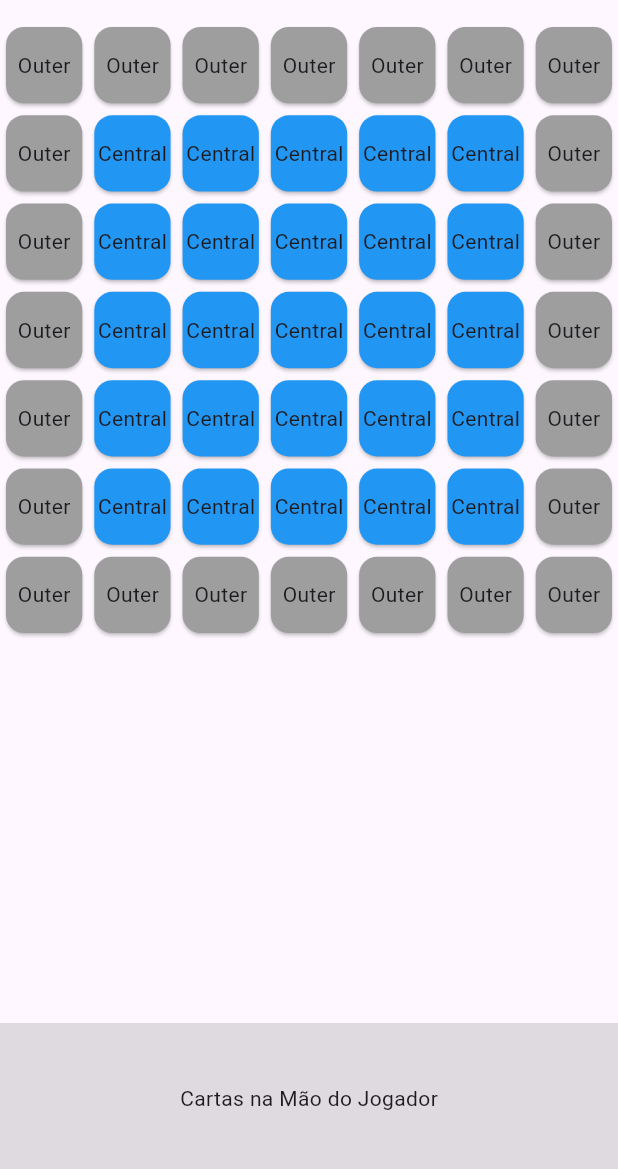
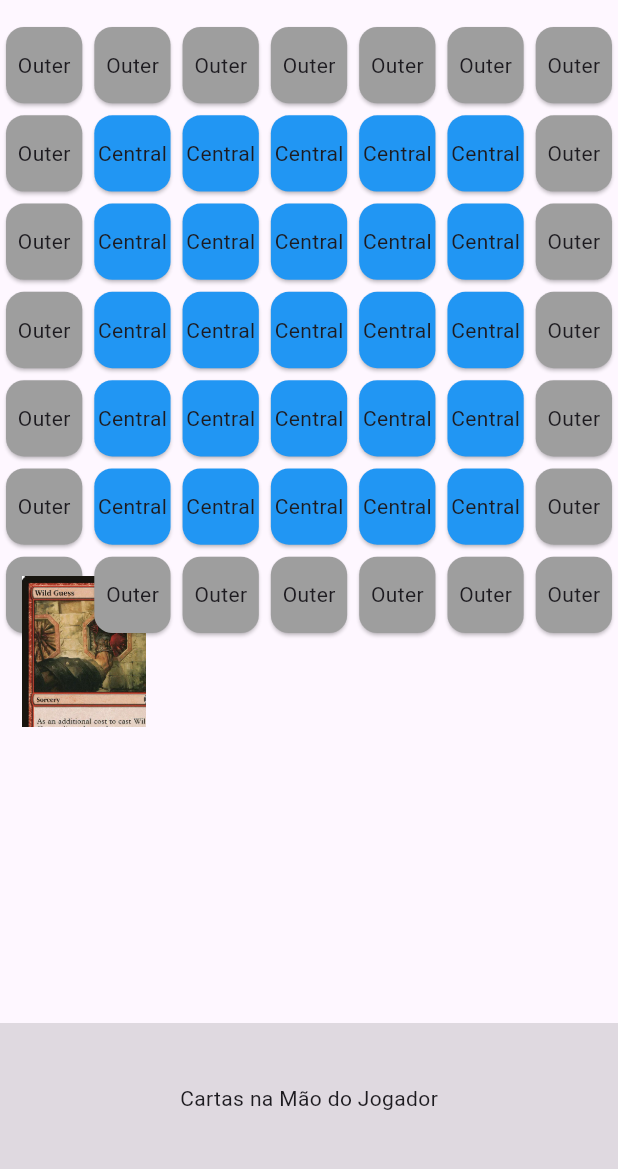
Before and after one commit to Magnoig/alchemy_tcg, a Flutter app: the screen it shows after launch, on a phone screen of 412 x 824 dp, the part 63-1232 px from its top. Run offline on Flutter 3.47's test engine with Material 3 defaults, Android fonts, the phone set to English and light mode, and no system bars; our stand-ins replace flutter_bloc.

Commit message:
"feat: Reposition card deck to overlap board cell"

```diff
--- a/lib/widgets/card_deck.dart
+++ b/lib/widgets/card_deck.dart
@@ -33,12 +33,12 @@ class CardDeck extends StatelessWidget {
         int index = entry.key;
         String imagePath = entry.value;
         return Positioned(
-          top: index * 10.0, // Ajuste o deslocamento vertical
-          left: index * 10.0, // Ajuste o deslocamento horizontal
+          top: 0.0, // All cards at the same vertical position
+          left: 0.0, // All cards at the same horizontal position
           child: Image.asset(
             imagePath,
-            width: 100, // Ajuste a largura conforme necessário
-            height: 150, // Ajuste a altura conforme necessário
+            width: 100, // Adjust width as needed
+            height: 150, // Adjust height as needed
           ),
         );
       }).toList(),
--- a/lib/widgets/card_grid.dart
+++ b/lib/widgets/card_grid.dart
@@ -2,10 +2,50 @@ import 'package:flutter/material.dart';
 import 'package:flutter_bloc/flutter_bloc.dart';
 import '../bloc/card_grid_bloc.dart';
 import '../bloc/card_grid_state.dart';
+import 'card_deck.dart';
 
 class CardGrid extends StatelessWidget {
+  Widget _buildGridCell(int row, int col, double cellSize) {
+    // Célula do Deck
+    if (row == 6 && col == 0) {
+      return Stack(
+        clipBehavior: Clip.none,
+        children: [
+          Card(
+            color: Colors.grey,
+            child: Center(
+              child: Text('Deck'),
+            ),
+          ),
+          Positioned(
+            bottom: -cellSize, // Ajustado para ficar mais acima
+            right: -cellSize*0.65, // Ajustado para centralizar horizontalmente
+            child: SizedBox(
+              width: cellSize * 1.4, // Aumentado para dar mais espaço para as cartas
+              height: cellSize * 1.8, // Aumentado proporcionalmente
+              child: CardDeck(),
+            ),
+          ),
+        ],
+      );
+    }
+
+    // Células centrais (5x5)
+    bool isCentral = row >= 1 && row <= 5 && col >= 1 && col <= 5;
+
+    return Card(
+      color: isCentral ? Colors.blue : Colors.grey,
+      child: Center(
+        child: Text(isCentral ? 'Central' : 'Outer'),
+      ),
+    );
+  }
+
   @override
   Widget build(BuildContext context) {
+    final screenWidth = MediaQuery.of(context).size.width;
+    final cellSize = screenWidth / 7;
+
     return Scaffold(
       appBar: AppBar(
         title: Text('Jogo de Cartas'),
@@ -15,23 +55,19 @@ class CardGrid extends StatelessWidget {
           Expanded(
             child: BlocBuilder<CardGridBloc, CardGridState>(
               builder: (context, state) {
-                return GridView.builder(
-                  gridDelegate: SliverGridDelegateWithFixedCrossAxisCount(
-                    crossAxisCount: 7, // Total de colunas
-                  ),
-                  itemCount: 49, // Total de células (7x7)
-                  itemBuilder: (context, index) {
-                    final row = index ~/ 7;
-                    final col = index % 7;
-
-                    // Verifica se está na parte central (5x5)
-                    bool isCentral = row >= 1 && row <= 5 && col >= 1 && col <= 5;
-
-                    return Card(
-                      color: isCentral ? Colors.blue : Colors.grey, // Diferencia a cor
-                      child: Center(
-                        child: Text(isCentral ? 'Central' : 'Outer'),
+                return LayoutBuilder(
+                  builder: (context, constraints) {
+                    return GridView.builder(
+                      gridDelegate: SliverGridDelegateWithFixedCrossAxisCount(
+                        crossAxisCount: 7,
+                        childAspectRatio: 1,
                       ),
+                      itemCount: 49,
+                      itemBuilder: (context, index) {
+                        final row = index ~/ 7;
+                        final col = index % 7;
+                        return _buildGridCell(row, col, cellSize);
+                      },
                     );
                   },
                 );
@@ -39,8 +75,8 @@ class CardGrid extends StatelessWidget {
             ),
           ),
           Container(
-            height: 100, // Altura da área das cartas na mão
-            color: Colors.black12, // Cor de fundo para diferenciar
+            height: 100,
+            color: Colors.black12,
             child: Center(
               child: Text('Cartas na Mão do Jogador'),
             ),
```
Also changed, not shown: lib/main.dart (+17 -0 lines).
